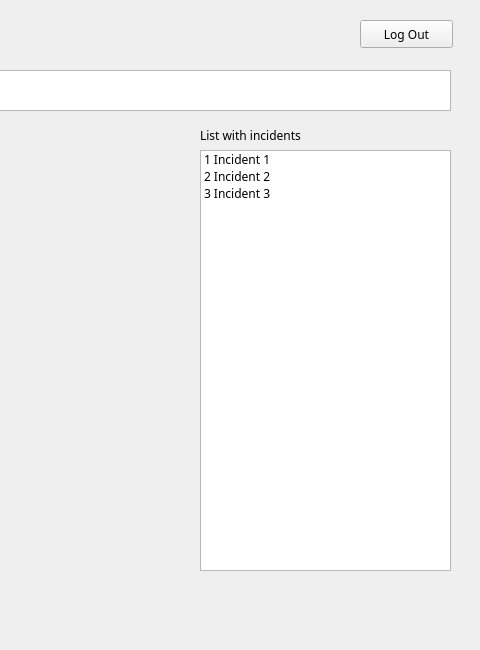
Old version of the form StormClean/Login_window.ui in the repository LucasGeerts/2016_Group10_StormClean; both pictures show x 640 to 1120 and y 0 to 650 of the 1120 by 650 pixel window.
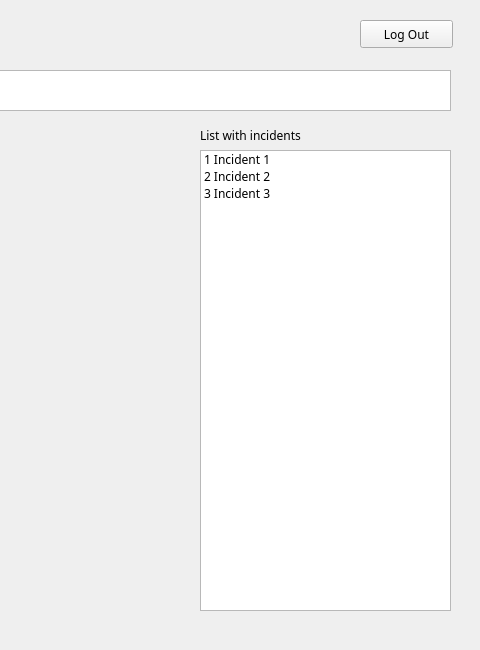
New version of the form. The open tabs and pages were chosen to show the change. Icons and pictures are not drawn. Custom widgets are drawn as their Qt base class.

The edit to the form file:
```diff
--- a/StormClean/Login_window.ui
+++ b/StormClean/Login_window.ui
@@ -305,7 +305,7 @@
        <x>840</x>
        <y>150</y>
        <width>251</width>
-       <height>421</height>
+       <height>461</height>
       </rect>
      </property>
      <item>
```
Left out of the diff: 22 changed lines with no effect on the pictures.
